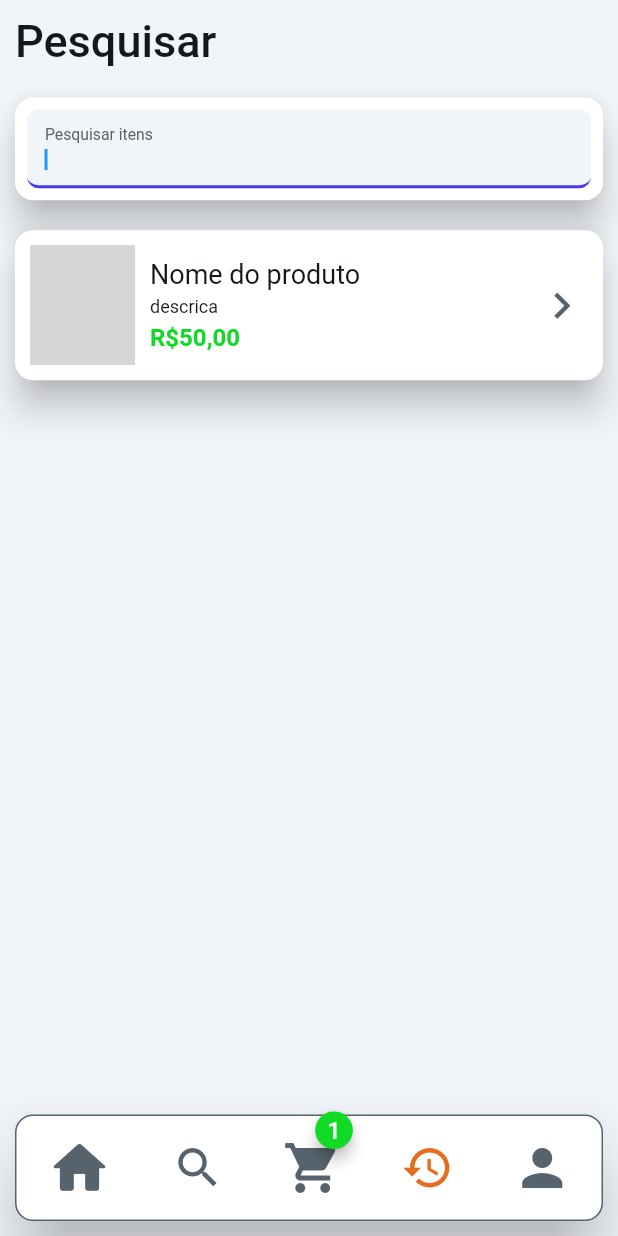
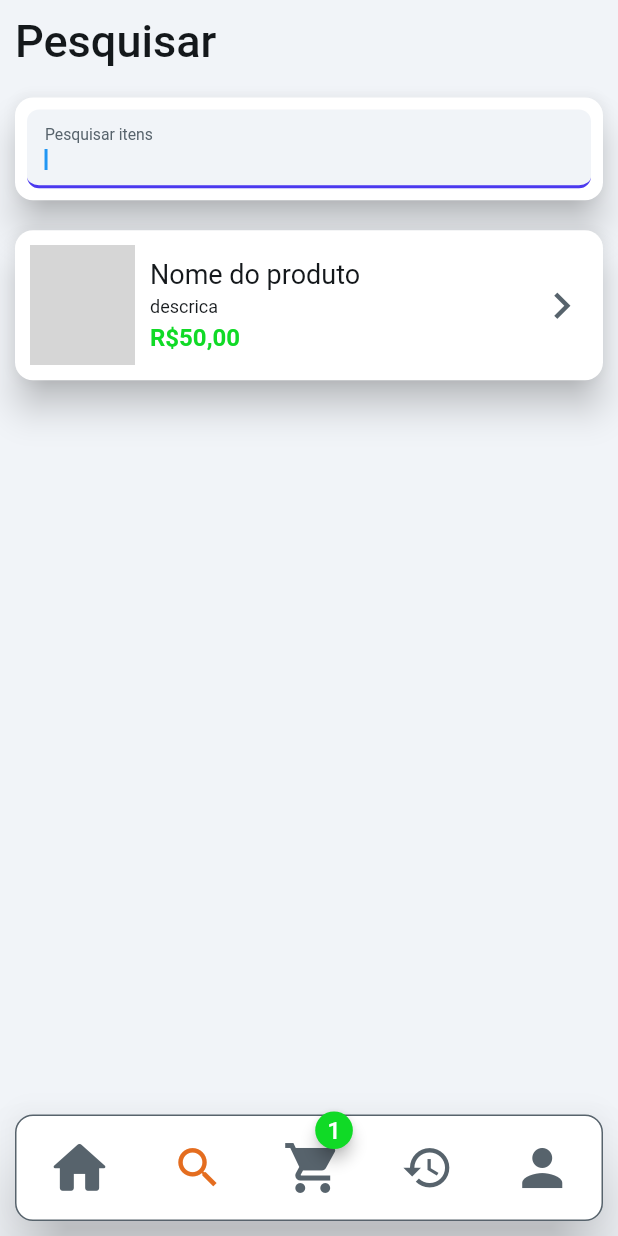
Before and after one commit to diegosilvaadv/AppPizzariaCurso, a Flutter app: the PesquisaWidget screen opened by its route, on a phone screen of 412 x 824 dp. Run offline on Flutter 3.47's test engine with Material 2 defaults, Android fonts, the phone set to English and light mode, and no system bars; drawn by our look-alikes of badges, flutter_animate; our stand-ins replace auto_size_text, expandable, flutter_credit_card, font_awesome_flutter, from_css_color, go_router and 6 more; missing offline and left inert: json_path; accounts and stored records are empty; network calls fail; Roboto replaces fonts that are missing (Readex Pro); statements that could not run were skipped; grey boxes are pictures that could not be loaded.

Commit message:
Updating to latest FlutterFlow output.

```diff
--- a/lib/pages/home_page/home_page_widget.dart
+++ b/lib/pages/home_page/home_page_widget.dart
@@ -535,7 +535,8 @@ class _HomePageWidgetState extends State<HomePageWidget>
                                           .titleSmall
                                           .override(
                                             fontFamily: 'Readex Pro',
-                                            color: Colors.white,
+                                            color: FlutterFlowTheme.of(context)
+                                                .primaryText,
                                           ),
                                       elevation: 3.0,
                                       borderSide: BorderSide(
--- a/lib/pages/pesquisa/pesquisa_widget.dart
+++ b/lib/pages/pesquisa/pesquisa_widget.dart
@@ -356,10 +356,11 @@ class _PesquisaWidgetState extends State<PesquisaWidget>
                         },
                         child: Icon(
                           Icons.search,
-                          color: FlutterFlowTheme.of(context).secondaryText,
+                          color: Color(0xFFE46D1F),
                           size: 35.0,
                         ),
-                      ),
+                      ).animateOnPageLoad(
+                          animationsMap['iconOnPageLoadAnimation']!),
                       Align(
                         alignment: AlignmentDirectional(0.00, 0.00),
                         child: Row(
@@ -438,12 +439,28 @@ class _PesquisaWidgetState extends State<PesquisaWidget>
                           ],
                         ),
                       ),
-                      Icon(
-                        Icons.history,
-                        color: Color(0xFFE46D1F),
-                        size: 35.0,
-                      ).animateOnPageLoad(
-                          animationsMap['iconOnPageLoadAnimation']!),
+                      InkWell(
+                        splashColor: Colors.transparent,
+                        focusColor: Colors.transparent,
+                        hoverColor: Colors.transparent,
+                        highlightColor: Colors.transparent,
+                        onTap: () async {
+                          context.pushNamed(
+                            'MeusPedidos',
+                            extra: <String, dynamic>{
+                              kTransitionInfoKey: TransitionInfo(
+                                hasTransition: true,
+                                transitionType: PageTransitionType.fade,
+                              ),
+                            },
+                          );
+                        },
+                        child: Icon(
+                          Icons.history,
+                          color: FlutterFlowTheme.of(context).secondaryText,
+                          size: 35.0,
+                        ),
+                      ),
                       Icon(
                         Icons.person,
                         color: FlutterFlowTheme.of(context).secondaryText,
```
